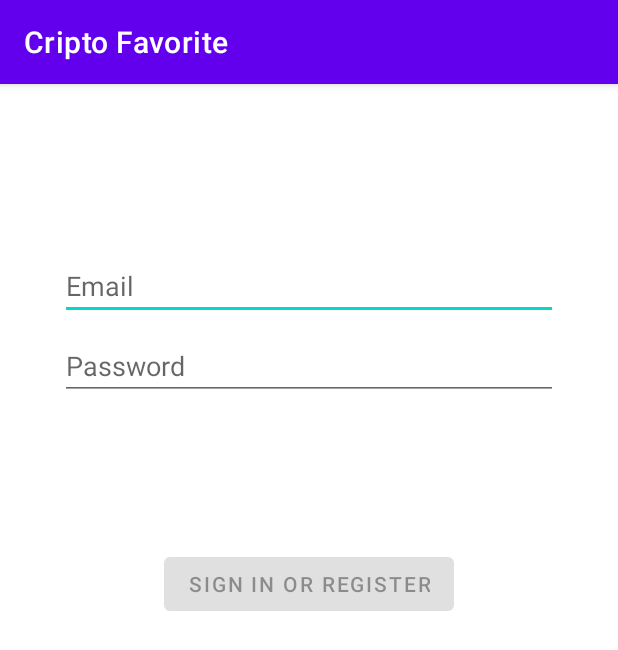
After one commit to thanwill/cripto-favorite, an Android app: the fragment LoginFragment shown on its own in the app's theme, on a phone screen of 412 x 824 dp. The commit adds this screen. Shown: the top 650 px of the screen. Run offline under Robolectric (Android 15) with nearby library versions, the phone set to English and light mode, and no system bars.

Commit message:
Cria a fragment_login.xml

```diff
--- a/app/build.gradle.kts
+++ b/app/build.gradle.kts
@@ -51,6 +51,7 @@ dependencies {
     implementation("androidx.navigation:navigation-fragment-ktx:2.7.4")
     implementation("androidx.navigation:navigation-ui-ktx:2.7.4")
     implementation("com.google.firebase:firebase-firestore:24.9.1")
+    implementation("androidx.annotation:annotation:1.7.0")
     testImplementation("junit:junit:4.13.2")
     androidTestImplementation("androidx.test.ext:junit:1.1.5")
     androidTestImplementation("androidx.test.espresso:espresso-core:3.5.1")
--- /dev/null
+++ b/app/src/main/java/com/app/criptofavorite/view/ui/login/LoginFragment.kt
@@ -0,0 +1,130 @@
+package com.app.criptofavorite.view.ui.login
+
+import androidx.lifecycle.Observer
+import androidx.lifecycle.ViewModelProvider
+import androidx.annotation.StringRes
+import androidx.fragment.app.Fragment
+import android.os.Bundle
+import android.text.Editable
+import android.text.TextWatcher
+import android.view.LayoutInflater
+import android.view.View
+import android.view.ViewGroup
+import android.view.inputmethod.EditorInfo
+import android.widget.Button
+import android.widget.EditText
+import android.widget.ProgressBar
+import android.widget.Toast
+import com.app.criptofavorite.databinding.FragmentLoginBinding
+import com.app.criptofavorite.R
+
+class LoginFragment : Fragment() {
+
+    private lateinit var loginViewModel: LoginViewModel
+    private var _binding: FragmentLoginBinding? = null
+
+    // This property is only valid between onCreateView and
+    // onDestroyView.
+    private val binding get() = _binding!!
+
+    override fun onCreateView(
+        inflater: LayoutInflater,
+        container: ViewGroup?,
+        savedInstanceState: Bundle?
+    ): View? {
+
+        _binding = FragmentLoginBinding.inflate(inflater, container, false)
+        return binding.root
+
+    }
+
+    override fun onViewCreated(view: View, savedInstanceState: Bundle?) {
+        super.onViewCreated(view, savedInstanceState)
+        loginViewModel = ViewModelProvider(this, LoginViewModelFactory())
+            .get(LoginViewModel::class.java)
+
+        val usernameEditText = binding.username
+        val passwordEditText = binding.password
+        val loginButton = binding.login
+        val loadingProgressBar = binding.loading
+
+        loginViewModel.loginFormState.observe(viewLifecycleOwner,
+            Observer { loginFormState ->
+                if (loginFormState == null) {
+                    return@Observer
+                }
+                loginButton.isEnabled = loginFormState.isDataValid
+                loginFormState.usernameError?.let {
+                    usernameEditText.error = getString(it)
+                }
+                loginFormState.passwordError?.let {
+                    passwordEditText.error = getString(it)
+                }
+            })
+
+        loginViewModel.loginResult.observe(viewLifecycleOwner,
+            Observer { loginResult ->
+                loginResult ?: return@Observer
+                loadingProgressBar.visibility = View.GONE
+                loginResult.error?.let {
+                    showLoginFailed(it)
+                }
+                loginResult.success?.let {
+                    updateUiWithUser(it)
+                }
+            })
+
+        val afterTextChangedListener = object : TextWatcher {
+            override fun beforeTextChanged(s: CharSequence, start: Int, count: Int, after: Int) {
+                // ignore
+            }
+
+            override fun onTextChanged(s: CharSequence, start: Int, before: Int, count: Int) {
+                // ignore
+            }
+
+            override fun afterTextChanged(s: Editable) {
+                loginViewModel.loginDataChanged(
+                    usernameEditText.text.toString(),
+                    passwordEditText.text.toString()
+                )
+            }
+        }
+        usernameEditText.addTextChangedListener(afterTextChangedListener)
+        passwordEditText.addTextChangedListener(afterTextChangedListener)
+        passwordEditText.setOnEditorActionListener { _, actionId, _ ->
+            if (actionId == EditorInfo.IME_ACTION_DONE) {
+                loginViewModel.login(
+                    usernameEditText.text.toString(),
+                    passwordEditText.text.toString()
+                )
+            }
+            false
+        }
+
+        loginButton.setOnClickListener {
+            loadingProgressBar.visibility = View.VISIBLE
+            loginViewModel.login(
+                usernameEditText.text.toString(),
+                passwordEditText.text.toString()
+            )
+        }
+    }
+
+    private fun updateUiWithUser(model: LoggedInUserView) {
+        val welcome = getString(R.string.welcome) + model.displayName
+        // TODO : initiate successful logged in experience
+        val appContext = context?.applicationContext ?: return
+        Toast.makeText(appContext, welcome, Toast.LENGTH_LONG).show()
+    }
+
+    private fun showLoginFailed(@StringRes errorString: Int) {
+        val appContext = context?.applicationContext ?: return
+        Toast.makeText(appContext, errorString, Toast.LENGTH_LONG).show()
+    }
+
+    override fun onDestroyView() {
+        super.onDestroyView()
+        _binding = null
+    }
+}
--- /dev/null
+++ b/app/src/main/java/com/app/criptofavorite/view/ui/login/LoginViewModelFactory.kt
@@ -0,0 +1,25 @@
+package com.app.criptofavorite.view.ui.login
+
+import androidx.lifecycle.ViewModel
+import androidx.lifecycle.ViewModelProvider
+import com.app.criptofavorite.view.ui.data.LoginDataSource
+import com.app.criptofavorite.view.ui.data.LoginRepository
+
+/**
+ * ViewModel provider factory to instantiate LoginViewModel.
+ * Required given LoginViewModel has a non-empty constructor
+ */
+class LoginViewModelFactory : ViewModelProvider.Factory {
+
+    @Suppress("UNCHECKED_CAST")
+    override fun <T : ViewModel> create(modelClass: Class<T>): T {
+        if (modelClass.isAssignableFrom(LoginViewModel::class.java)) {
+            return LoginViewModel(
+                loginRepository = LoginRepository(
+                    dataSource = LoginDataSource()
+                )
+            ) as T
+        }
+        throw IllegalArgumentException("Unknown ViewModel class")
+    }
+}
--- /dev/null
+++ b/app/src/main/res/layout/fragment_login.xml
@@ -0,0 +1,76 @@
+<?xml version="1.0" encoding="utf-8"?>
+<androidx.constraintlayout.widget.ConstraintLayout xmlns:android="http://schemas.android.com/apk/res/android"
+    xmlns:app="http://schemas.android.com/apk/res-auto"
+    xmlns:tools="http://schemas.android.com/tools"
+    android:id="@+id/container"
+    android:layout_width="match_parent"
+    android:layout_height="match_parent"
+    android:paddingLeft="@dimen/fragment_horizontal_margin"
+    android:paddingTop="@dimen/fragment_vertical_margin"
+    android:paddingRight="@dimen/fragment_horizontal_margin"
+    android:paddingBottom="@dimen/fragment_vertical_margin"
+    tools:context=".view.ui.login.LoginFragment">
+
+    <EditText
+        android:id="@+id/username"
+        android:layout_width="0dp"
+        android:layout_height="wrap_content"
+        android:layout_marginStart="24dp"
+        android:layout_marginTop="96dp"
+        android:layout_marginEnd="24dp"
+        android:hint="@string/prompt_email"
+        android:inputType="textEmailAddress"
+        android:selectAllOnFocus="true"
+        app:layout_constraintEnd_toEndOf="parent"
+        app:layout_constraintStart_toStartOf="parent"
+        app:layout_constraintTop_toTopOf="parent" />
+
+    <EditText
+        android:id="@+id/password"
+        android:layout_width="0dp"
+        android:layout_height="wrap_content"
+        android:layout_marginStart="24dp"
+        android:layout_marginTop="8dp"
+        android:layout_marginEnd="24dp"
+        android:hint="@string/prompt_password"
+        android:imeActionLabel="@string/action_sign_in_short"
+        android:imeOptions="actionDone"
+        android:inputType="textPassword"
+        android:selectAllOnFocus="true"
+        app:layout_constraintEnd_toEndOf="parent"
+        app:layout_constraintStart_toStartOf="parent"
+        app:layout_constraintTop_toBottomOf="@+id/username" />
+
+    <Button
+        android:id="@+id/login"
+        android:layout_width="wrap_content"
+        android:layout_height="wrap_content"
+        android:layout_gravity="start"
+        android:layout_marginStart="48dp"
+        android:layout_marginTop="16dp"
+        android:layout_marginEnd="48dp"
+        android:layout_marginBottom="64dp"
+        android:enabled="false"
+        android:text="@string/action_sign_in"
+        app:layout_constraintBottom_toBottomOf="parent"
+        app:layout_constraintEnd_toEndOf="parent"
+        app:layout_constraintStart_toStartOf="parent"
+        app:layout_constraintTop_toBottomOf="@+id/password"
+        app:layout_constraintVertical_bias="0.2" />
+
+    <ProgressBar
+        android:id="@+id/loading"
+        android:layout_width="wrap_content"
+        android:layout_height="wrap_content"
+        android:layout_gravity="center"
+        android:layout_marginStart="32dp"
+        android:layout_marginTop="64dp"
+        android:layout_marginEnd="32dp"
+        android:layout_marginBottom="64dp"
+        android:visibility="gone"
+        app:layout_constraintBottom_toBottomOf="parent"
+        app:layout_constraintEnd_toEndOf="@+id/password"
+        app:layout_constraintStart_toStartOf="@+id/password"
+        app:layout_constraintTop_toTopOf="parent"
+        app:layout_constraintVertical_bias="0.3" />
+</androidx.constraintlayout.widget.ConstraintLayout>
--- a/app/src/main/res/values-night/themes.xml
+++ b/app/src/main/res/values-night/themes.xml
@@ -13,4 +13,9 @@
         <item name="android:statusBarColor">?attr/colorPrimaryVariant</item>
         <!-- Customize your theme here. -->
     </style>
+
+    <style name="ThemeOverlay.CriptoFavorite.FullscreenContainer" parent="">
+        <item name="fullscreenBackgroundColor">@color/light_blue_900</item>
+        <item name="fullscreenTextColor">@color/light_blue_A400</item>
+    </style>
 </resources>
--- /dev/null
+++ b/app/src/main/res/values/attrs.xml
@@ -0,0 +1,6 @@
+<resources>
+    <declare-styleable name="FullscreenAttrs">
+        <attr name="fullscreenBackgroundColor" format="color" />
+        <attr name="fullscreenTextColor" format="color" />
+    </declare-styleable>
+</resources>
--- a/app/src/main/res/values/colors.xml
+++ b/app/src/main/res/values/colors.xml
@@ -7,4 +7,9 @@
     <color name="teal_700">#FF018786</color>
     <color name="black">#FF000000</color>
     <color name="white">#FFFFFFFF</color>
+    <color name="light_blue_600">#FF039BE5</color>
+    <color name="light_blue_900">#FF01579B</color>
+    <color name="light_blue_A200">#FF40C4FF</color>
+    <color name="light_blue_A400">#FF00B0FF</color>
+    <color name="black_overlay">#66000000</color>
 </resources>
--- a/app/src/main/res/values/dimens.xml
+++ b/app/src/main/res/values/dimens.xml
@@ -2,4 +2,7 @@
     <!-- Default screen margins, per the Android Design guidelines. -->
     <dimen name="activity_horizontal_margin">16dp</dimen>
     <dimen name="activity_vertical_margin">16dp</dimen>
+    <!-- Default screen margins, per the Android Design guidelines. -->
+    <dimen name="fragment_horizontal_margin">16dp</dimen>
+    <dimen name="fragment_vertical_margin">16dp</dimen>
 </resources>
--- a/app/src/main/res/values/strings.xml
+++ b/app/src/main/res/values/strings.xml
@@ -3,4 +3,15 @@
     <string name="title_home">Home</string>
     <string name="title_dashboard">Dashboard</string>
     <string name="title_notifications">Notifications</string>
+    <string name="dummy_button">Dummy Button</string>
+    <string name="dummy_content">DUMMY\nCONTENT</string>
+    <!-- Strings related to login -->
+    <string name="prompt_email">Email</string>
+    <string name="prompt_password">Password</string>
+    <string name="action_sign_in">Sign in or register</string>
+    <string name="action_sign_in_short">Sign in</string>
+    <string name="welcome">"Welcome!"</string>
+    <string name="invalid_username">Not a valid username</string>
+    <string name="invalid_password">Password must be >5 characters</string>
+    <string name="login_failed">"Login failed"</string>
 </resources>
--- a/app/src/main/res/values/themes.xml
+++ b/app/src/main/res/values/themes.xml
@@ -13,4 +13,9 @@
         <item name="android:statusBarColor">?attr/colorPrimaryVariant</item>
         <!-- Customize your theme here. -->
     </style>
+
+    <style name="ThemeOverlay.CriptoFavorite.FullscreenContainer" parent="">
+        <item name="fullscreenBackgroundColor">@color/light_blue_600</item>
+        <item name="fullscreenTextColor">@color/light_blue_A200</item>
+    </style>
 </resources>
```
Also changed, not shown: app/src/main/java/com/app/criptofavorite/view/ui/data/LoginDataSource.kt (added, +24 -0 lines), app/src/main/java/com/app/criptofavorite/view/ui/data/LoginRepository.kt (added, +46 -0 lines), app/src/main/java/com/app/criptofavorite/view/ui/data/Result.kt (added, +18 -0 lines), app/src/main/java/com/app/criptofavorite/view/ui/data/model/LoggedInUser.kt (added, +9 -0 lines), app/src/main/java/com/app/criptofavorite/view/ui/login/LoggedInUserView.kt (added, +9 -0 lines), app/src/main/java/com/app/criptofavorite/view/ui/login/LoginFormState.kt (added, +10 -0 lines), app/src/main/java/com/app/criptofavorite/view/ui/login/LoginResult.kt (added, +9 -0 lines), app/src/main/java/com/app/criptofavorite/view/ui/login/LoginViewModel.kt (added, +55 -0 lines), app/src/main/res/values/styles.xml (added, +7 -0 lines).
